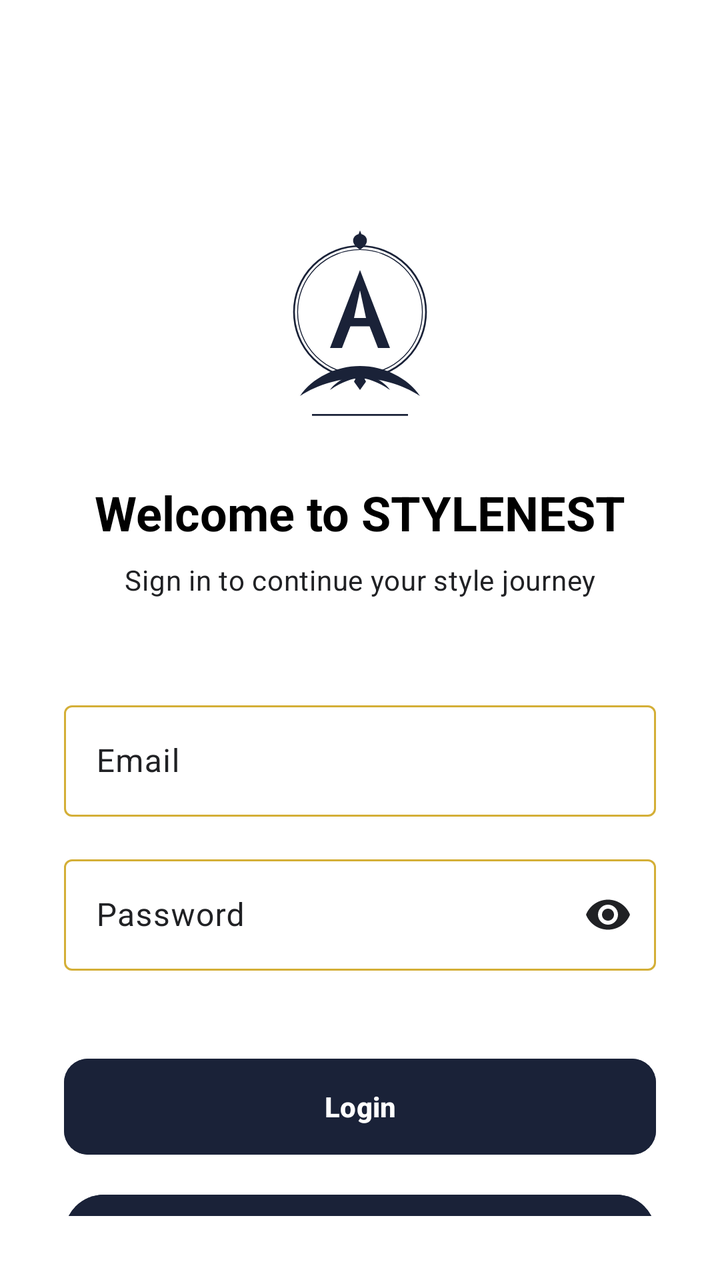
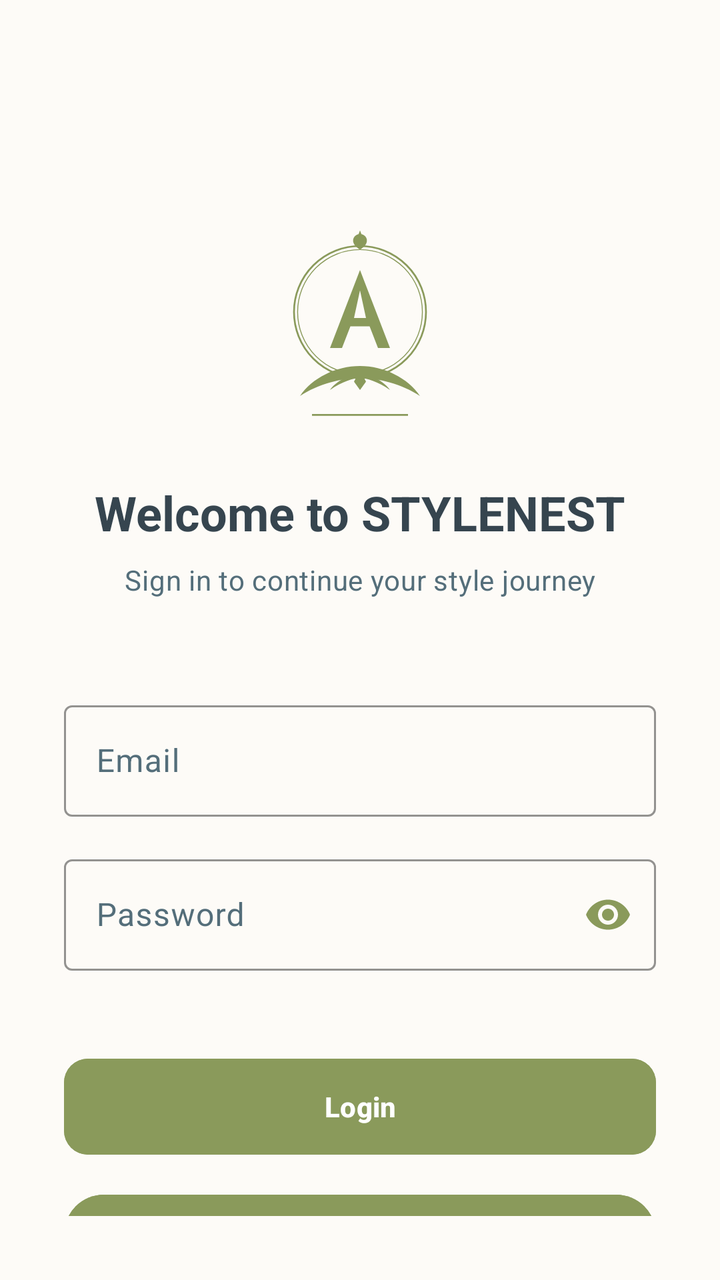

Two renders of the same Android screen: before a commit and after it. Below are the layout's source before the change and the commit's diff.
<!-- AndroidManifest.xml: application theme Theme.StyleNestBoutique -->
<!-- res/layout/fragment_login.xml -->
<?xml version="1.0" encoding="utf-8"?>
<androidx.constraintlayout.widget.ConstraintLayout xmlns:android="http://schemas.android.com/apk/res/android"
    xmlns:app="http://schemas.android.com/apk/res-auto"
    xmlns:tools="http://schemas.android.com/tools"
    android:layout_width="match_parent"
    android:layout_height="match_parent"
    android:background="?attr/colorSurface"
    android:padding="32dp">

    <ImageView
        android:id="@+id/logo"
        android:layout_width="120dp"
        android:layout_height="120dp"
        android:layout_marginTop="64dp"
        android:src="@drawable/ic_logo"
        app:layout_constraintEnd_toEndOf="parent"
        app:layout_constraintStart_toStartOf="parent"
        app:layout_constraintTop_toTopOf="parent"
        app:tint="?attr/colorPrimary" />

    <TextView
        android:id="@+id/title"
        android:layout_width="wrap_content"
        android:layout_height="wrap_content"
        android:layout_marginTop="24dp"
        android:text="Welcome to STYLENEST"
        android:textAppearance="?attr/textAppearanceHeadlineSmall"
        android:textStyle="bold"
        android:textColor="?attr/colorOnSurface"
        app:layout_constraintEnd_toEndOf="parent"
        app:layout_constraintStart_toStartOf="parent"
        app:layout_constraintTop_toBottomOf="@id/logo" />

    <TextView
        android:id="@+id/subtitle"
        android:layout_width="wrap_content"
        android:layout_height="wrap_content"
        android:layout_marginTop="8dp"
        android:text="Sign in to continue your style journey"
        android:textAppearance="?attr/textAppearanceBodyMedium"
        android:textColor="?attr/colorOnSurfaceVariant"
        app:layout_constraintEnd_toEndOf="parent"
        app:layout_constraintStart_toStartOf="parent"
        app:layout_constraintTop_toBottomOf="@id/title" />

    <com.google.android.material.textfield.TextInputLayout
        android:id="@+id/email_layout"
        style="@style/Widget.Material3.TextInputLayout.OutlinedBox"
        android:layout_width="match_parent"
        android:layout_height="wrap_content"
        android:layout_marginTop="48dp"
        android:hint="Email"
        app:layout_constraintTop_toBottomOf="@id/subtitle">

        <com.google.android.material.textfield.TextInputEditText
            android:id="@+id/email_edit_text"
            android:layout_width="match_parent"
            android:layout_height="wrap_content"
            android:inputType="textEmailAddress" />
    </com.google.android.material.textfield.TextInputLayout>

    <com.google.android.material.textfield.TextInputLayout
        android:id="@+id/password_layout"
        style="@style/Widget.Material3.TextInputLayout.OutlinedBox"
        android:layout_width="match_parent"
        android:layout_height="wrap_content"
        android:layout_marginTop="16dp"
        android:hint="Password"
        app:endIconMode="password_toggle"
        app:layout_constraintTop_toBottomOf="@id/email_layout">

        <com.google.android.material.textfield.TextInputEditText
            android:id="@+id/password_edit_text"
            android:layout_width="match_parent"
            android:layout_height="wrap_content"
            android:inputType="textPassword" />
    </com.google.android.material.textfield.TextInputLayout>

    <com.google.android.material.button.MaterialButton
        android:id="@+id/login_button"
        android:layout_width="match_parent"
        android:layout_height="56dp"
        android:layout_marginTop="40dp"
        android:text="Login"
        android:textColor="?attr/colorOnPrimary"
        android:textStyle="bold"
        app:backgroundTint="?attr/colorPrimary"
        app:cornerRadius="12dp"
        app:layout_constraintTop_toBottomOf="@id/password_layout" />

    <com.google.android.material.button.MaterialButton
        android:id="@+id/signup_button"
        style="@style/Widget.Material3.Button.TextButton"
        android:layout_width="match_parent"
        android:layout_height="wrap_content"
        android:layout_marginTop="12dp"
        android:text="Don't have an account? Sign Up"
        android:textColor="?attr/colorPrimary"
        android:textStyle="bold"
        app:layout_constraintTop_toBottomOf="@id/login_button" />

</androidx.constraintlayout.widget.ConstraintLayout>
<!-- resources referenced by this layout -->
<resources>
  <style name="Theme.StyleNestBoutique" parent="Base.Theme.StyleNestBoutique" />
  <color name="brand_gold">#D4AF37</color>
  <style name="Base.Theme.StyleNestBoutique" parent="Theme.Material3.DayNight.NoActionBar">
          
          <item name="colorPrimary">#1A2238</item>
          <item name="colorOnPrimary">#FFFFFF</item>
  
          
          <item name="colorPrimaryContainer">#FFFDF5</item> 
          <item name="colorOnPrimaryContainer">#1A2238</item>
  
          <item name="colorSecondary">#D4AF37</item>
          <item name="colorOnSecondary">#FFFFFF</item>
  
          
          <item name="android:windowBackground">#F8F9FA</item>
          <item name="colorSurface">#FFFFFF</item>
          <item name="colorOnSurface">#000000</item> 
          <item name="colorSurfaceVariant">#F1F3F4</item>
          <item name="colorOnSurfaceVariant">#202124</item> 
          <item name="colorOutline">#D4AF37</item>
          <item name="colorError">#D93025</item>
  
          
          <item name="materialButtonStyle">@style/StyleNest.Button</item>
          <item name="chipStyle">@style/StyleNest.Chip</item>
      </style>
  <style name="StyleNest.Button" parent="Widget.Material3.Button">
          <item name="android:backgroundTint">?attr/colorPrimary</item>
          <item name="android:textColor">?attr/colorOnPrimary</item>
          <item name="cornerRadius">8dp</item>
          <item name="android:textStyle">bold</item>
      </style>
  <style name="StyleNest.Chip" parent="Widget.Material3.Chip.Assist">
          <item name="chipBackgroundColor">?attr/colorSurface</item>
          <item name="android:textColor">?attr/colorOnSurface</item>
          <item name="chipIconTint">?attr/colorPrimary</item>
      </style>
  <!-- unchanged entries left out for length: 1 -->
</resources>

<!-- the commit's change to res/layout/fragment_login.xml (unified diff, before → after) -->
@@ -4,7 +4,7 @@
     xmlns:tools="http://schemas.android.com/tools"
     android:layout_width="match_parent"
     android:layout_height="match_parent"
-    android:background="?attr/colorSurface"
+    android:background="@color/app_background"
     android:padding="32dp">
 
     <ImageView
@@ -16,7 +16,7 @@
         app:layout_constraintEnd_toEndOf="parent"
         app:layout_constraintStart_toStartOf="parent"
         app:layout_constraintTop_toTopOf="parent"
-        app:tint="?attr/colorPrimary" />
+        app:tint="@color/brand_sage" />
 
     <TextView
         android:id="@+id/title"
@@ -26,7 +26,7 @@
         android:text="Welcome to STYLENEST"
         android:textAppearance="?attr/textAppearanceHeadlineSmall"
         android:textStyle="bold"
-        android:textColor="?attr/colorOnSurface"
+        android:textColor="@color/text_charcoal"
         app:layout_constraintEnd_toEndOf="parent"
         app:layout_constraintStart_toStartOf="parent"
         app:layout_constraintTop_toBottomOf="@id/logo" />
@@ -38,7 +38,7 @@
         android:layout_marginTop="8dp"
         android:text="Sign in to continue your style journey"
         android:textAppearance="?attr/textAppearanceBodyMedium"
-        android:textColor="?attr/colorOnSurfaceVariant"
+        android:textColor="@color/text_charcoal_light"
         app:layout_constraintEnd_toEndOf="parent"
         app:layout_constraintStart_toStartOf="parent"
         app:layout_constraintTop_toBottomOf="@id/title" />
@@ -50,13 +50,16 @@
         android:layout_height="wrap_content"
         android:layout_marginTop="48dp"
         android:hint="Email"
+        app:boxStrokeColor="@color/brand_sage"
+        app:hintTextColor="@color/brand_sage"
         app:layout_constraintTop_toBottomOf="@id/subtitle">
 
         <com.google.android.material.textfield.TextInputEditText
             android:id="@+id/email_edit_text"
             android:layout_width="match_parent"
             android:layout_height="wrap_content"
-            android:inputType="textEmailAddress" />
+            android:inputType="textEmailAddress"
+            android:textColor="@color/text_charcoal" />
     </com.google.android.material.textfield.TextInputLayout>
 
     <com.google.android.material.textfield.TextInputLayout
@@ -67,13 +70,17 @@
         android:layout_marginTop="16dp"
         android:hint="Password"
         app:endIconMode="password_toggle"
+        app:endIconTint="@color/brand_sage"
+        app:boxStrokeColor="@color/brand_sage"
+        app:hintTextColor="@color/brand_sage"
         app:layout_constraintTop_toBottomOf="@id/email_layout">
 
         <com.google.android.material.textfield.TextInputEditText
             android:id="@+id/password_edit_text"
             android:layout_width="match_parent"
             android:layout_height="wrap_content"
-            android:inputType="textPassword" />
+            android:inputType="textPassword"
+            android:textColor="@color/text_charcoal" />
     </com.google.android.material.textfield.TextInputLayout>
 
     <com.google.android.material.button.MaterialButton
@@ -82,9 +89,9 @@
         android:layout_height="56dp"
         android:layout_marginTop="40dp"
         android:text="Login"
-        android:textColor="?attr/colorOnPrimary"
+        android:textColor="@color/white"
         android:textStyle="bold"
-        app:backgroundTint="?attr/colorPrimary"
+        app:backgroundTint="@color/brand_sage"
         app:cornerRadius="12dp"
         app:layout_constraintTop_toBottomOf="@id/password_layout" />
 
@@ -95,7 +102,7 @@
         android:layout_height="wrap_content"
         android:layout_marginTop="12dp"
         android:text="Don't have an account? Sign Up"
-        android:textColor="?attr/colorPrimary"
+        android:textColor="@color/accent_terracotta"
         android:textStyle="bold"
         app:layout_constraintTop_toBottomOf="@id/login_button" />
 
<!-- resource entries referenced after the edit -->
@@ -1,42 +1,56 @@
 <!-- resources referenced by this layout -->
 <resources>
+  <color name="accent_terracotta">#E2725B</color>
+  <color name="app_background">#FDFBF7</color>
+  <color name="brand_sage">#8A9A5B</color>
+  <color name="text_charcoal">#36454F</color>
+  <color name="text_charcoal_light">#546E7A</color>
+  <color name="white">#FFFFFF</color>
   <style name="Theme.StyleNestBoutique" parent="Base.Theme.StyleNestBoutique" />
-  <color name="brand_gold">#D4AF37</color>
+  <color name="brand_gold">#E2725B</color>
   <style name="Base.Theme.StyleNestBoutique" parent="Theme.Material3.DayNight.NoActionBar">
           
-          <item name="colorPrimary">#1A2238</item>
-          <item name="colorOnPrimary">#FFFFFF</item>
+          <item name="colorPrimary">@color/brand_sage</item>
+          <item name="colorOnPrimary">@color/white</item>
+          <item name="colorPrimaryContainer">@color/brand_sage_light</item>
+          <item name="colorOnPrimaryContainer">@color/brand_sage_dark</item>
   
           
-          <item name="colorPrimaryContainer">#FFFDF5</item> 
-          <item name="colorOnPrimaryContainer">#1A2238</item>
-  
-          <item name="colorSecondary">#D4AF37</item>
-          <item name="colorOnSecondary">#FFFFFF</item>
+          <item name="colorSecondary">@color/accent_terracotta</item>
+          <item name="colorOnSecondary">@color/white</item>
+          <item name="colorSecondaryContainer">@color/accent_terracotta_dark</item>
+          <item name="colorOnSecondaryContainer">@color/white</item>
   
           
-          <item name="android:windowBackground">#F8F9FA</item>
-          <item name="colorSurface">#FFFFFF</item>
-          <item name="colorOnSurface">#000000</item> 
-          <item name="colorSurfaceVariant">#F1F3F4</item>
-          <item name="colorOnSurfaceVariant">#202124</item> 
-          <item name="colorOutline">#D4AF37</item>
-          <item name="colorError">#D93025</item>
+          <item name="android:windowBackground">@color/app_background</item>
+          <item name="colorSurface">@color/app_background</item>
+          <item name="colorOnSurface">@color/text_charcoal</item>
+          <item name="colorSurfaceVariant">@color/warm_sand_dark</item>
+          <item name="colorOnSurfaceVariant">@color/text_charcoal_light</item>
+  
+          <item name="colorOutline">@color/brand_sage_dark</item>
+          <item name="colorError">@color/sale_red</item>
   
           
           <item name="materialButtonStyle">@style/StyleNest.Button</item>
           <item name="chipStyle">@style/StyleNest.Chip</item>
       </style>
+  <color name="brand_sage_light">#A3B080</color>
+  <color name="brand_sage_dark">#556B2F</color>
+  <color name="accent_terracotta_dark">#BF4F36</color>
+  <color name="warm_sand_dark">#F5F0E6</color>
+  <color name="sale_red">#D32F2F</color>
   <style name="StyleNest.Button" parent="Widget.Material3.Button">
-          <item name="android:backgroundTint">?attr/colorPrimary</item>
-          <item name="android:textColor">?attr/colorOnPrimary</item>
-          <item name="cornerRadius">8dp</item>
+          <item name="android:backgroundTint">@color/brand_sage</item>
+          <item name="android:textColor">@color/white</item>
+          <item name="cornerRadius">12dp</item>
           <item name="android:textStyle">bold</item>
       </style>
   <style name="StyleNest.Chip" parent="Widget.Material3.Chip.Assist">
-          <item name="chipBackgroundColor">?attr/colorSurface</item>
-          <item name="android:textColor">?attr/colorOnSurface</item>
-          <item name="chipIconTint">?attr/colorPrimary</item>
+          <item name="chipBackgroundColor">@color/warm_sand_dark</item>
+          <item name="android:textColor">@color/text_charcoal</item>
+          <item name="chipIconTint">@color/brand_sage</item>
+          <item name="shapeAppearance">@style/ShapeAppearance.Material3.Corner.Medium</item>
       </style>
   <!-- unchanged entries left out for length: 1 -->
 </resources>
